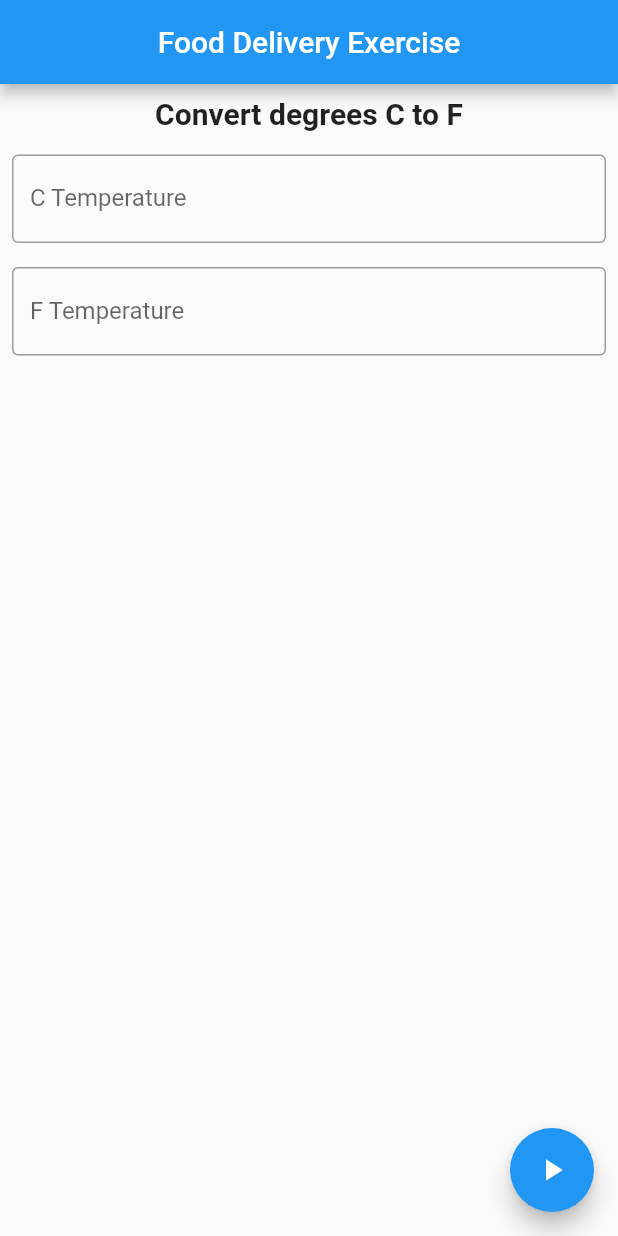
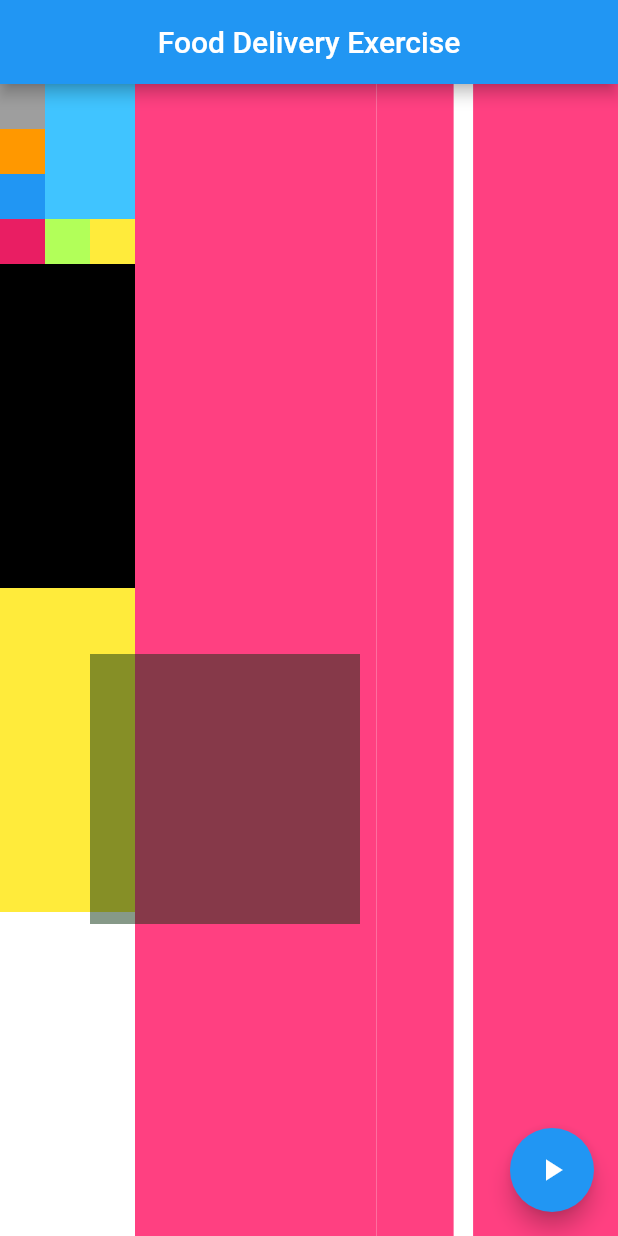
Before and after one commit to chithuan102/200lab-F01-Food_Delivery, a Flutter app: the screen it shows after launch, on a phone screen of 412 x 824 dp. Run offline on Flutter 3.47's test engine with Material 2 defaults, Android fonts, the phone set to English and light mode, and no system bars.

Commit message:
clean code

```diff
--- a/lib/excercise.dart
+++ b/lib/excercise.dart
@@ -60,7 +60,8 @@ class _Exercise1State extends State<Exercise1> {
                 labelText: 'C Temperature',
                 border: OutlineInputBorder(),
               ),
-                onChanged: onChangeC2F),
+              onChanged: onChangeC2F,
+            ),
           ),
           Container(
             margin: EdgeInsets.all(8),
@@ -80,12 +81,12 @@ class _Exercise1State extends State<Exercise1> {
   }
 }
 
-class Excericse2 extends StatefulWidget {
+class Exercise2 extends StatefulWidget {
   @override
-  _Excericse2State createState() => _Excericse2State();
+  _Exercise2State createState() => _Exercise2State();
 }
 
-class _Excericse2State extends State<Excericse2> {
+class _Exercise2State extends State<Exercise2> {
   @override
   Widget build(BuildContext context) {
     return Stack(children: [
@@ -185,16 +186,16 @@ class _Excericse2State extends State<Excericse2> {
             child: Container(color: Colors.pinkAccent),
           ),
           Expanded(
-              flex: 1,
+              flex: 2,
               child: Container(
                 child: Row(
                   children: [
                     Expanded(
-                      flex: 7,
+                      flex: 8,
                       child: Container(color: Colors.pinkAccent),
                     ),
                     Expanded(
-                      flex: 3,
+                      flex: 2,
                       child: Container(color: Colors.white),
                     ),
                   ],
@@ -207,7 +208,7 @@ class _Excericse2State extends State<Excericse2> {
         ],
       ),
       new Positioned(
-          left: 40.0,
+          left: 60.0,
           top: 380.0,
           child: new Container(
             width: 180,
--- a/lib/main.dart
+++ b/lib/main.dart
@@ -14,7 +14,7 @@ class MyApp extends StatelessWidget {
           title: Text('Food Delivery Exercise'),
           centerTitle: true,
         ),
-        body: Exercise1(),
+        body: Exercise2(),
         floatingActionButton: FloatingActionButton(
           onPressed: () {},
           tooltip: 'Increment',
```
Lines whose indentation alone changed are shown as unchanged.
